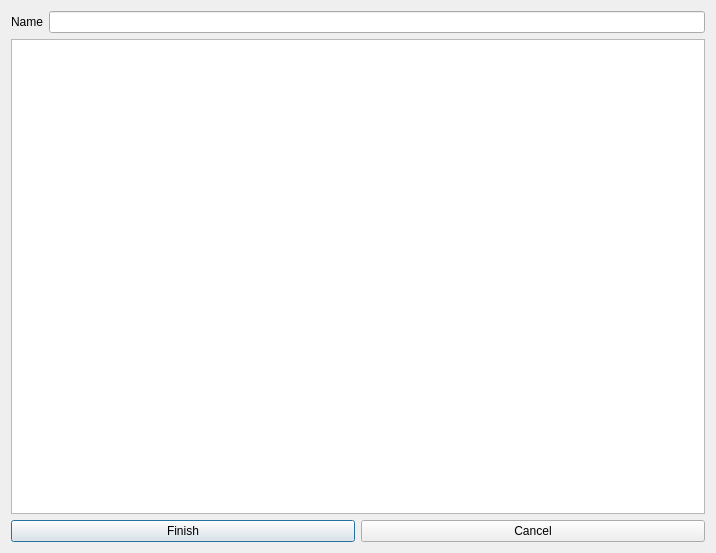
Old version of the form qt_ui/section.ui in the repository NeuralInsight/UniversityAutoClassScheduler.
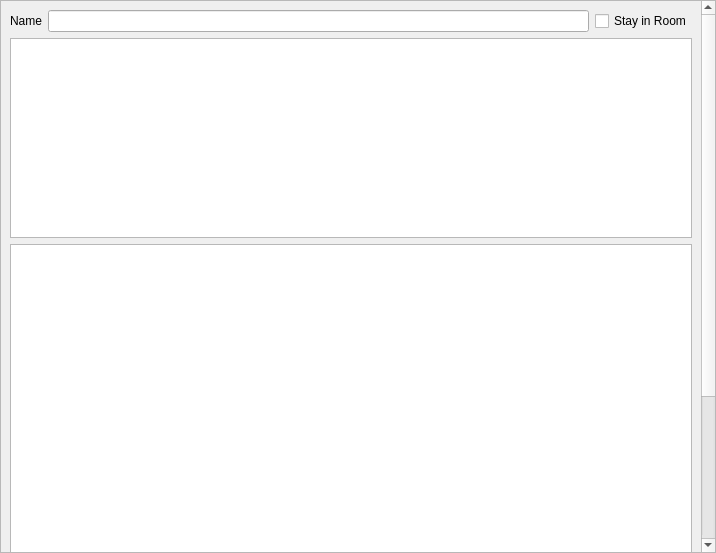
New version of the form.

Patch:
```diff
--- a/qt_ui/section.ui
+++ b/qt_ui/section.ui
@@ -16,16 +16,46 @@
     <height>553</height>
    </size>
   </property>
-  <property name="maximumSize">
-   <size>
-    <width>716</width>
-    <height>553</height>
-   </size>
-  </property>
   <property name="windowTitle">
    <string>Section</string>
   </property>
-  <layout class="QVBoxLayout" name="verticalLayout">
+  <layout class="QVBoxLayout" name="verticalLayout_2">
+   <property name="spacing">
+    <number>0</number>
+   </property>
+   <property name="leftMargin">
+    <number>0</number>
+   </property>
+   <property name="topMargin">
+    <number>0</number>
+   </property>
+   <property name="rightMargin">
+    <number>0</number>
+   </property>
+   <property name="bottomMargin">
+    <number>0</number>
+   </property>
+   <item>
+    <widget class="QScrollArea" name="scrollArea">
+     <property name="widgetResizable">
+      <bool>true</bool>
+     </property>
+     <widget class="QWidget" name="scrollAreaWidgetContents">
+      <property name="geometry">
+       <rect>
+        <x>0</x>
+        <y>0</y>
+        <width>697</width>
+        <height>759</height>
+       </rect>
+      </property>
+      <layout class="QVBoxLayout" name="verticalLayout" stretch="0,0,0,0">
+       <property name="sizeConstraint">
+        <enum>QLayout::SetDefaultConstraint</enum>
+       </property>
+       <property name="topMargin">
+        <number>9</number>
+       </property>
    <item>
     <layout class="QGridLayout" name="gridLayout">
      <property name="sizeConstraint">
@@ -41,13 +71,40 @@
      <item row="1" column="1">
       <widget class="QLineEdit" name="lineEditName"/>
      </item>
+         <item row="1" column="2">
+          <widget class="QCheckBox" name="checkStay">
+           <property name="text">
+            <string>Stay in Room</string>
+           </property>
+          </widget>
+         </item>
     </layout>
    </item>
    <item>
-    <widget class="QTreeView" name="treeSubjects"/>
+        <widget class="QTreeView" name="treeSubjects">
+         <property name="minimumSize">
+          <size>
+           <width>0</width>
+           <height>200</height>
+          </size>
+         </property>
+         <property name="headerHidden">
+          <bool>false</bool>
+         </property>
+        </widget>
    </item>
    <item>
-    <layout class="QHBoxLayout" name="horizontalLayout">
+        <widget class="QTableView" name="tableSchedule">
+         <property name="minimumSize">
+          <size>
+           <width>0</width>
+           <height>476</height>
+          </size>
+         </property>
+        </widget>
+       </item>
+       <item>
+        <layout class="QHBoxLayout" name="horizontalLayout_2">
      <item>
       <widget class="QPushButton" name="btnFinish">
        <property name="text">
@@ -63,6 +120,10 @@
       </widget>
      </item>
     </layout>
+       </item>
+      </layout>
+     </widget>
+    </widget>
    </item>
   </layout>
  </widget>
```
Left out of the diff: 2 changed lines with no effect on the pictures. Lines whose indentation alone changed are shown as unchanged.
